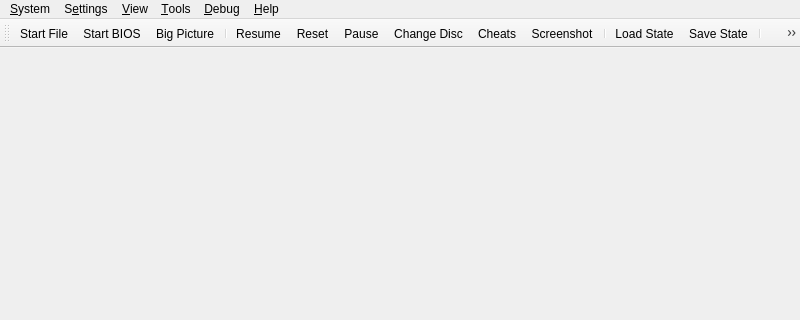
This is src/duckstation-qt/mainwindow.ui in stenzek/duckstation as Qt 5 draws it before an edit; both pictures show x 0 to 800 and y 0 to 320 of the 800 by 655 pixel window. The edited form follows.
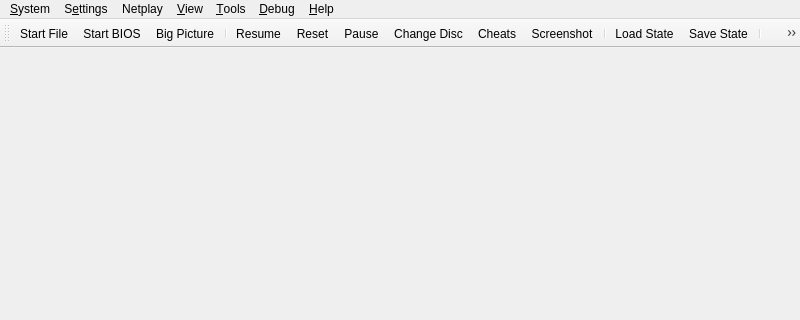
This is the edited form. Icons and pictures are not drawn.

Commit message: Netplay: Add experimental rollback netplay implementation

Diff of the .ui file:
```diff
--- a/src/duckstation-qt/mainwindow.ui
+++ b/src/duckstation-qt/mainwindow.ui
@@ -237,8 +237,17 @@
     <addaction name="separator"/>
     <addaction name="actionOpenDataDirectory"/>
    </widget>
+   <widget class="QMenu" name="menuNetplay">
+    <property name="title">
+     <string>Netplay</string>
+    </property>
+    <addaction name="separator"/>
+    <addaction name="actionCreateNetplaySession"/>
+    <addaction name="actionJoinNetplaySession"/>
+   </widget>
    <addaction name="menuSystem"/>
    <addaction name="menuSettings"/>
+   <addaction name="menuNetplay"/>
    <addaction name="menu_View"/>
    <addaction name="menu_Tools"/>
    <addaction name="menuDebug"/>
```
Left out of the diff: 10 changed lines with no effect on the pictures. The commit also changes 25 other files.
